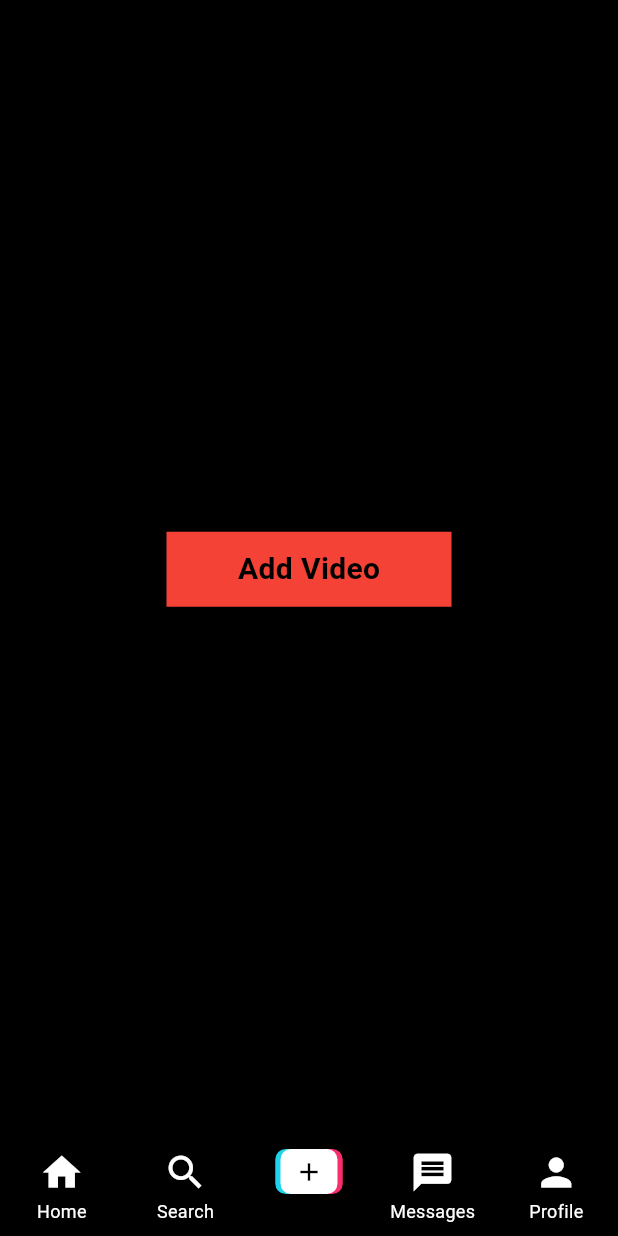
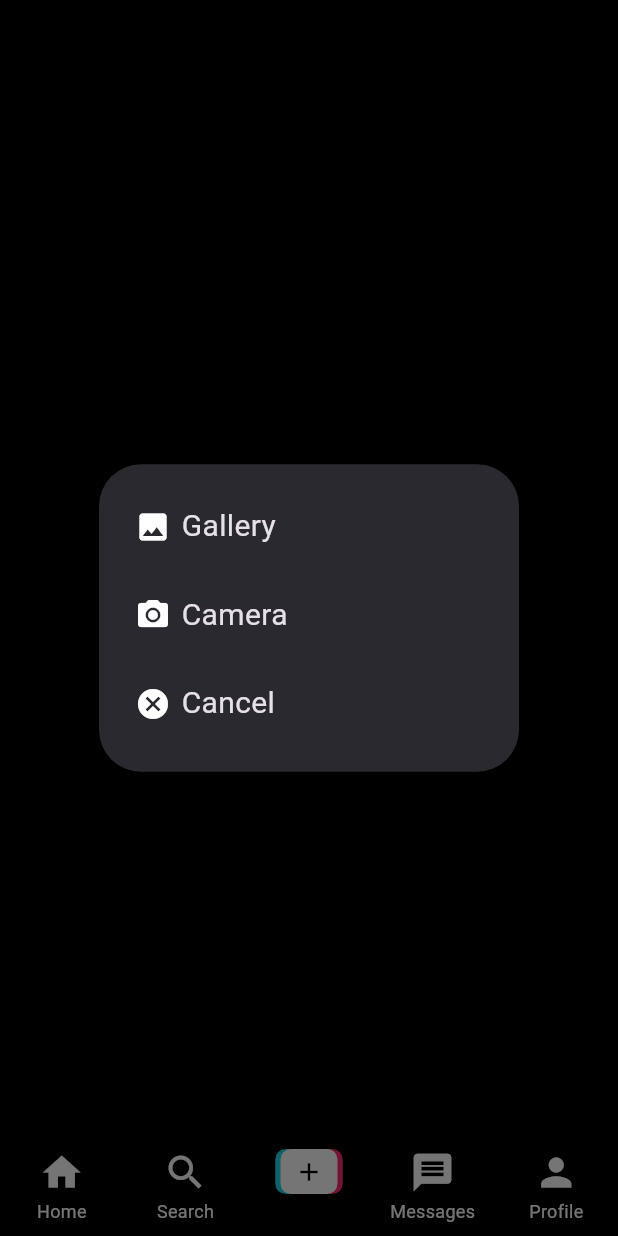
Before and after one commit to Hamza862-Naeem/stream_inc, a Flutter app: the screen it shows once a user with an empty profile is signed in, item 3 of the bottom bar chosen, after a tap on "Add Video", on a phone screen of 412 x 824 dp. Run offline on Flutter 3.47's test engine with Material 3 defaults, Android fonts, the phone set to English and light mode, and no system bars; our stand-ins replace cached_network_image, cloud_firestore, firebase_auth, firebase_core, firebase_storage, get and 3 more; missing offline and left inert: video_compress; accounts and stored records are empty.

Commit message:
finak commit in master

```diff
--- a/lib/main.dart
+++ b/lib/main.dart
@@ -29,7 +29,7 @@ class MyApp extends StatelessWidget {
       theme: ThemeData.dark().copyWith(
         scaffoldBackgroundColor: backgroundColor,
       ),
-      home:  HomeScreen()
+      home:  LoginScreen()
       );
 
   }
--- a/lib/screens/auth/add_video_screen.dart
+++ b/lib/screens/auth/add_video_screen.dart
@@ -6,85 +6,75 @@ import 'package:stream_inc/constants.dart';
 import 'package:stream_inc/screens/auth/confirm_screen.dart';
 
 class AddVideoScreen extends StatelessWidget {
-  const AddVideoScreen({super.key});
+  const AddVideoScreen({Key? key}) : super(key: key);
 
-  pickVideo(ImageSource src, BuildContext context) async{
+  pickVideo(ImageSource src, BuildContext context) async {
     final video = await ImagePicker().pickVideo(source: src);
-    if(video!= null){
+    if (video != null) {
       Navigator.of(context).push(
-        MaterialPageRoute(builder: (context)=> ConfirmScreen(
+        MaterialPageRoute(
+          builder: (context) => ConfirmScreen(
             videoFile: File(video.path),
             videoPath: video.path,
-
           ),
-
-        ));
+        ),
+      );
     }
   }
 
-  showOptionsDialog(BuildContext context){
+  showOptionsDialog(BuildContext context) {
     return showDialog(
       context: context,
-       builder: (context)=> SimpleDialog(
+      builder: (context) => SimpleDialog(
         children: [
           SimpleDialogOption(
-            onPressed: ()=> pickVideo(ImageSource.gallery, context),
-            child: const Row(
-              children: [
+            onPressed: () => pickVideo(ImageSource.gallery, context),
+            child: Row(
+              children: const [
                 Icon(Icons.image),
                 Padding(
                   padding: EdgeInsets.all(7.0),
                   child: Text(
                     'Gallery',
-                    style: const TextStyle(
-                      fontSize: 20,
+                    style: TextStyle(fontSize: 20),
                   ),
                 ),
-                )
               ],
             ),
-
           ),
           SimpleDialogOption(
             onPressed: () => pickVideo(ImageSource.camera, context),
-            child: const Row(
-              children: [
+            child: Row(
+              children: const [
                 Icon(Icons.camera_alt),
                 Padding(
                   padding: EdgeInsets.all(7.0),
                   child: Text(
                     'Camera',
-                    style: const TextStyle(
-                      fontSize: 20,
+                    style: TextStyle(fontSize: 20),
                   ),
                 ),
-                )
               ],
             ),
-
           ),
           SimpleDialogOption(
-            onPressed: ()=> Navigator.of(context).pop(),
-            child: const Row(
-              children: [
+            onPressed: () => Navigator.of(context).pop(),
+            child: Row(
+              children: const [
                 Icon(Icons.cancel),
                 Padding(
                   padding: EdgeInsets.all(7.0),
                   child: Text(
                     'Cancel',
-                    style: const TextStyle(
-                      fontSize: 20,
+                    style: TextStyle(fontSize: 20),
                   ),
                 ),
-                )
               ],
             ),
-
           ),
-
-
         ],
-       ));
+      ),
+    );
   }
 
   @override
@@ -92,20 +82,17 @@ class AddVideoScreen extends StatelessWidget {
     return Scaffold(
       body: Center(
         child: InkWell(
-          onTap: ()=> showOptionsDialog,
+          onTap: () => showOptionsDialog(context),
           child: Container(
             width: 190,
             height: 50,
-            decoration: BoxDecoration(
-              color: buttonColor,
-
-            ),
+            decoration: BoxDecoration(color: buttonColor),
             child: const Center(
               child: Text(
                 'Add Video',
-                style: const TextStyle(
+                style: TextStyle(
+                  fontSize: 20,
                   color: Colors.black,
-                  fontSize: 20,
                   fontWeight: FontWeight.bold,
                 ),
               ),
```
Also changed, not shown: 1 other file. Lines whose indentation alone changed are shown as unchanged.
